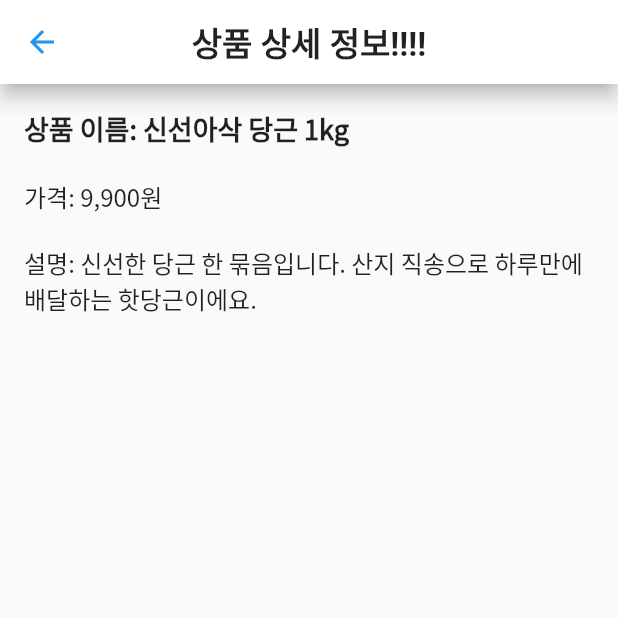
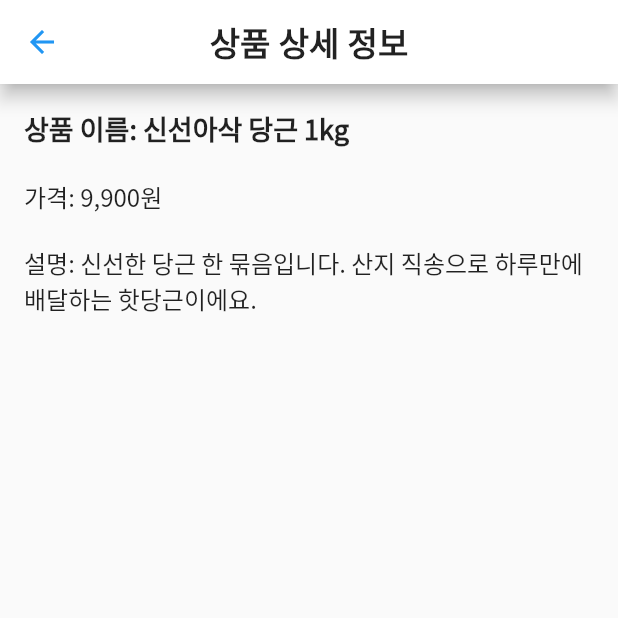
Before and after one commit to ballalssica/team_shoppingmall, a Flutter app: the ProductDetails screen opened directly, on a phone screen of 412 x 824 dp, the top half of it. Run offline on Flutter 3.47's test engine with Material 3 defaults, Android fonts, the light colour scheme and no system bars.

Commit message:
feat: 연습
연습

```diff
--- a/lib/product_details/product_details.dart
+++ b/lib/product_details/product_details.dart
@@ -8,7 +8,7 @@ class ProductDetails extends StatelessWidget {
     return Scaffold(
       appBar: AppBar(
         centerTitle: true,
-        title: Text('상품 상세 정보!!!!'),
+        title: Text('상품 상세 정보'),
         leading: IconButton(
           icon: Icon(Icons.arrow_back),
           onPressed: () {
```
